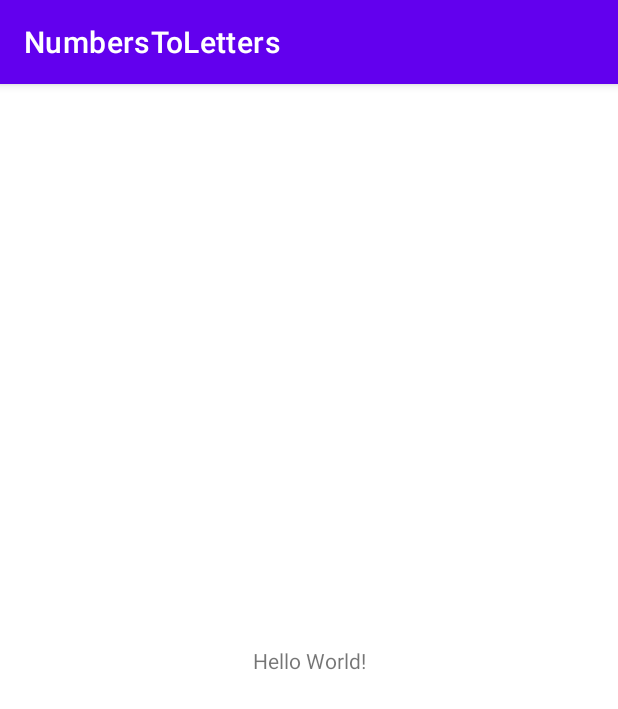
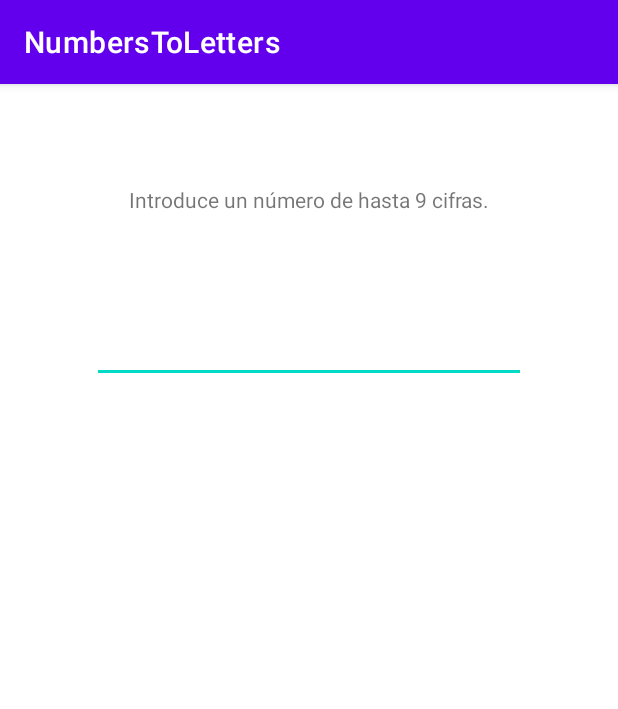
Before and after one commit to Sghali7582/NumbersToLetters, an Android app: the screen it shows after launch (MainActivity), on a phone screen of 412 x 824 dp. Shown: the top 709 px of the screen. Run offline under Robolectric (Android 15) with nearby library versions, the phone set to English and light mode, and no system bars.

Commit message:
Desarrollo de la parte visual de la aplicación

```diff
--- a/app/src/main/res/layout/activity_main.xml
+++ b/app/src/main/res/layout/activity_main.xml
@@ -2,17 +2,57 @@
 <androidx.constraintlayout.widget.ConstraintLayout
         xmlns:android="http://schemas.android.com/apk/res/android"
         xmlns:tools="http://schemas.android.com/tools"
-        xmlns:app="http://schemas.android.com/apk/res-auto"
         android:layout_width="match_parent"
         android:layout_height="match_parent"
         tools:context=".MainActivity">
-    <TextView
-            android:layout_width="wrap_content"
-            android:layout_height="wrap_content"
-            android:text="Hello World!"
-            app:layout_constraintBottom_toBottomOf="parent"
-            app:layout_constraintLeft_toLeftOf="parent"
-            app:layout_constraintRight_toRightOf="parent"
-            app:layout_constraintTop_toTopOf="parent"/>
+    <TableLayout
+            android:layout_width="match_parent"
+            android:layout_height="match_parent">
 
+        <TableRow
+                android:layout_width="match_parent"
+                android:layout_height="match_parent" android:id="@+id/SpaceRow1" android:gravity="center">
+            <Space
+                    android:layout_width="match_parent"
+                    android:layout_height="67dp" android:id="@+id/space1"/>
+        </TableRow>
+        <TableRow android:layout_width="match_parent" android:layout_height="match_parent"
+                  android:id="@+id/headerText" android:gravity="center">
+            <TextView
+                    android:text="@string/instructionsText"
+                    android:layout_width="289dp"
+                    android:layout_height="wrap_content" android:id="@+id/instructions" android:gravity="center"/>
+        </TableRow>
+        <TableRow
+                android:layout_width="match_parent"
+                android:layout_height="match_parent" android:id="@+id/SpaceRow2" android:gravity="center">
+            <Space
+                    android:layout_width="match_parent"
+                    android:layout_height="67dp" android:id="@+id/space2"/>
+        </TableRow>
+        <TableRow android:layout_width="match_parent" android:layout_height="match_parent"
+                  android:gravity="center">
+            <EditText
+                    android:layout_width="wrap_content"
+                    android:layout_height="wrap_content"
+                    android:inputType="number"
+                    android:ems="10"
+                    android:id="@+id/number"
+                    android:autofillHints="N\u00FAmero a convertir."
+                    tools:ignore="LabelFor"/>
+        </TableRow>
+        <TableRow android:layout_width="match_parent" android:layout_height="match_parent"
+                  android:id="@+id/SpaceRow3" android:gravity="center">
+            <Space
+                    android:layout_width="match_parent"
+                    android:layout_height="67dp" android:id="@+id/space3"/>
+        </TableRow>
+        <TableRow
+                android:layout_width="match_parent"
+                android:layout_height="match_parent" android:gravity="center">
+            <TextView
+                    android:layout_width="wrap_content"
+                    android:layout_height="wrap_content" android:id="@+id/answer" android:gravity="center"/>
+        </TableRow>
+    </TableLayout>
 </androidx.constraintlayout.widget.ConstraintLayout>
--- a/app/src/main/res/values/strings.xml
+++ b/app/src/main/res/values/strings.xml
@@ -1,3 +1,4 @@
 <resources>
     <string name="app_name">NumbersToLetters</string>
+    <string name="instructionsText">Introduce un número de hasta 9 cifras.</string>
 </resources>
```
